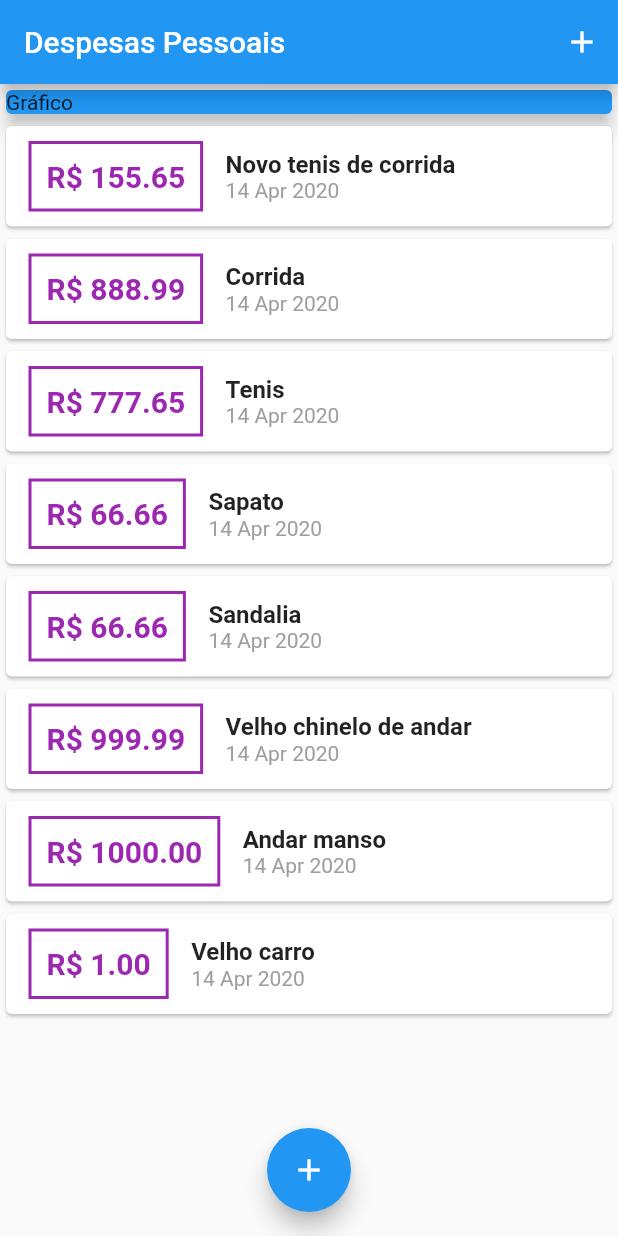
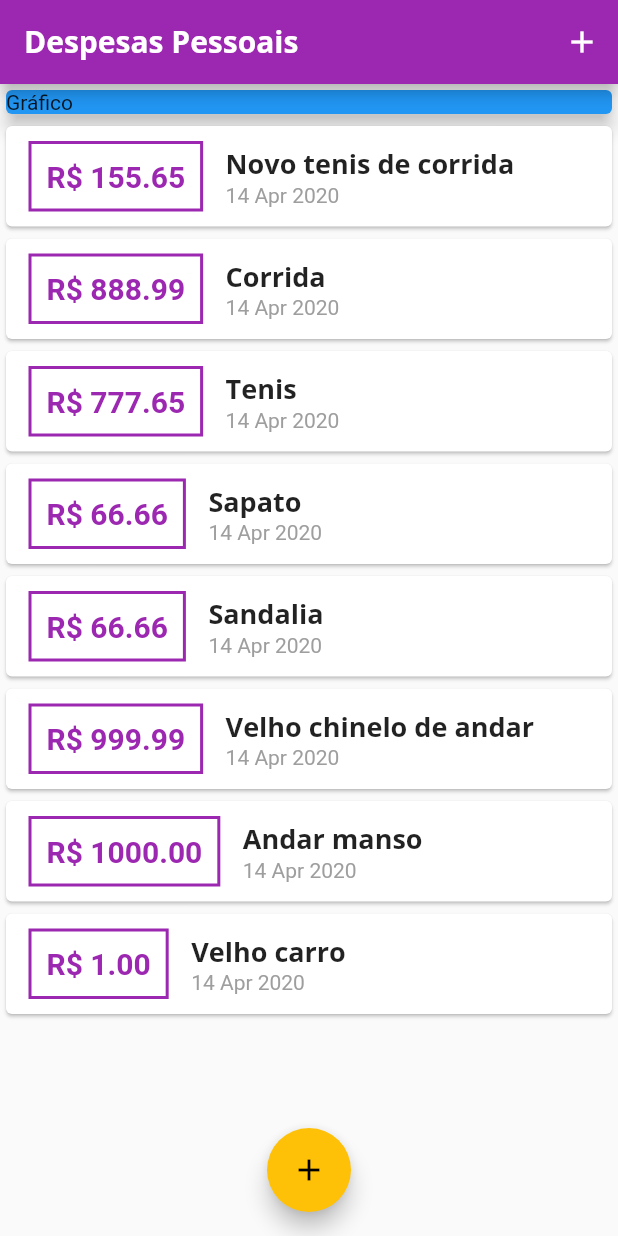
Before and after one commit to itamar-nunes/Expenses, a Flutter app: the screen it shows after launch, on a phone screen of 412 x 824 dp. Run offline on Flutter 3.47's test engine with Material 2 defaults, Android fonts, the phone set to English and light mode, and no system bars.

Commit message:
Changing theme

```diff
--- a/lib/components/transaction_list.dart
+++ b/lib/components/transaction_list.dart
@@ -26,7 +26,7 @@ class TransactionList extends StatelessWidget {
                     ),
                     decoration: BoxDecoration(
                         border: Border.all(
-                      color: Colors.purple,
+                      color: Theme.of(context).primaryColor,
                       width: 2,
                     )),
                     padding: EdgeInsets.all(10),
@@ -35,7 +35,7 @@ class TransactionList extends StatelessWidget {
                       style: TextStyle(
                         fontWeight: FontWeight.bold,
                         fontSize: 20,
-                        color: Colors.purple,
+                        color: Theme.of(context).primaryColor,
                       ),
                     ),
                   ),
@@ -44,10 +44,7 @@ class TransactionList extends StatelessWidget {
                     children: <Widget>[
                       Text(
                         tr.title,
-                        style: TextStyle(
-                          fontSize: 16,
-                          fontWeight: FontWeight.bold,
-                        ),
+                        style: Theme.of(context).textTheme.title,
                       ),
                       Text(
                         DateFormat('d MMM y').format(tr.date),
--- a/lib/main.dart
+++ b/lib/main.dart
@@ -13,6 +13,27 @@ class ExpensesApp extends StatelessWidget {
   Widget build(BuildContext context) {
     return MaterialApp(
       home: MyHomePage(),
+      theme: ThemeData(
+        primarySwatch: Colors.purple,
+        accentColor: Colors.amber,
+        fontFamily: 'Quicksand',
+        textTheme: ThemeData.light().textTheme.copyWith(
+          title: TextStyle(
+            fontFamily: 'OpenSans',
+            fontSize: 18,
+            fontWeight: FontWeight.bold,
+          )
+        ),
+        appBarTheme: AppBarTheme(
+          textTheme: ThemeData.light().textTheme.copyWith(
+            title: TextStyle(
+              fontFamily: 'OpenSans',
+              fontSize: 20,
+              fontWeight: FontWeight.bold,
+            )
+          )
+        )
+      ),
     );
   }
 }
```
Also changed, not shown: pubspec.yaml (+12 -7 lines), assets/fonts/OpenSans-Bold.ttf (added), assets/fonts/OpenSans-Regular.ttf (added), assets/fonts/Quicksand-Bold.ttf (added), assets/fonts/Quicksand-Light.ttf (added), assets/fonts/Quicksand-Medium.ttf (added), assets/fonts/Quicksand-Regular.ttf (added).
